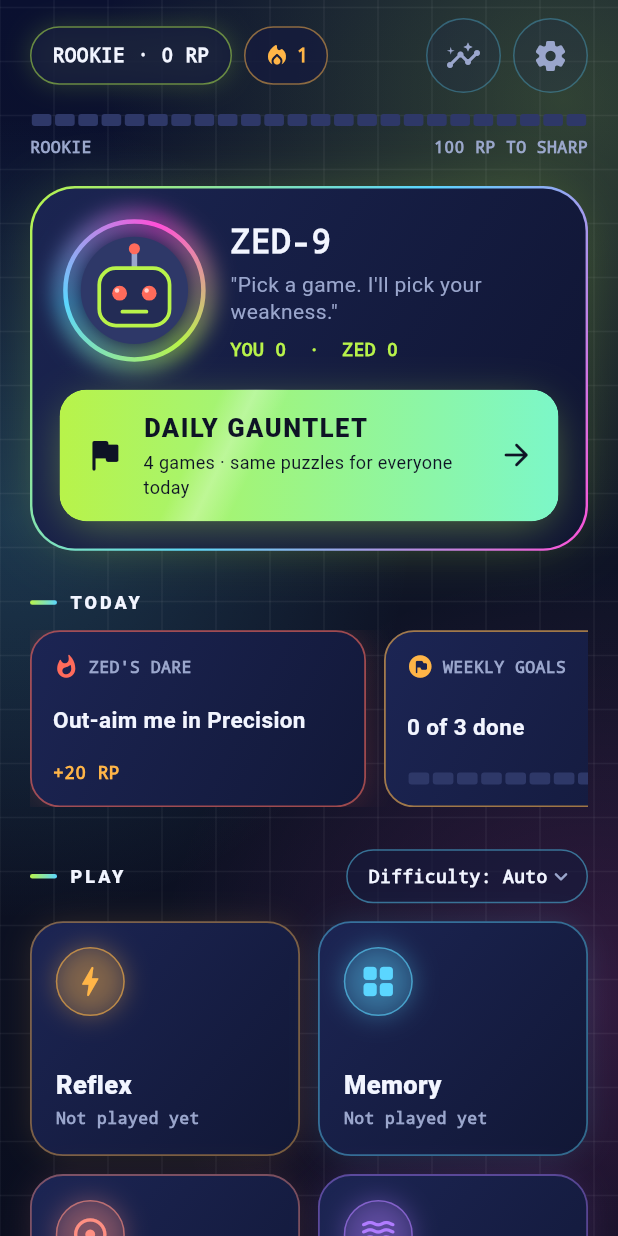
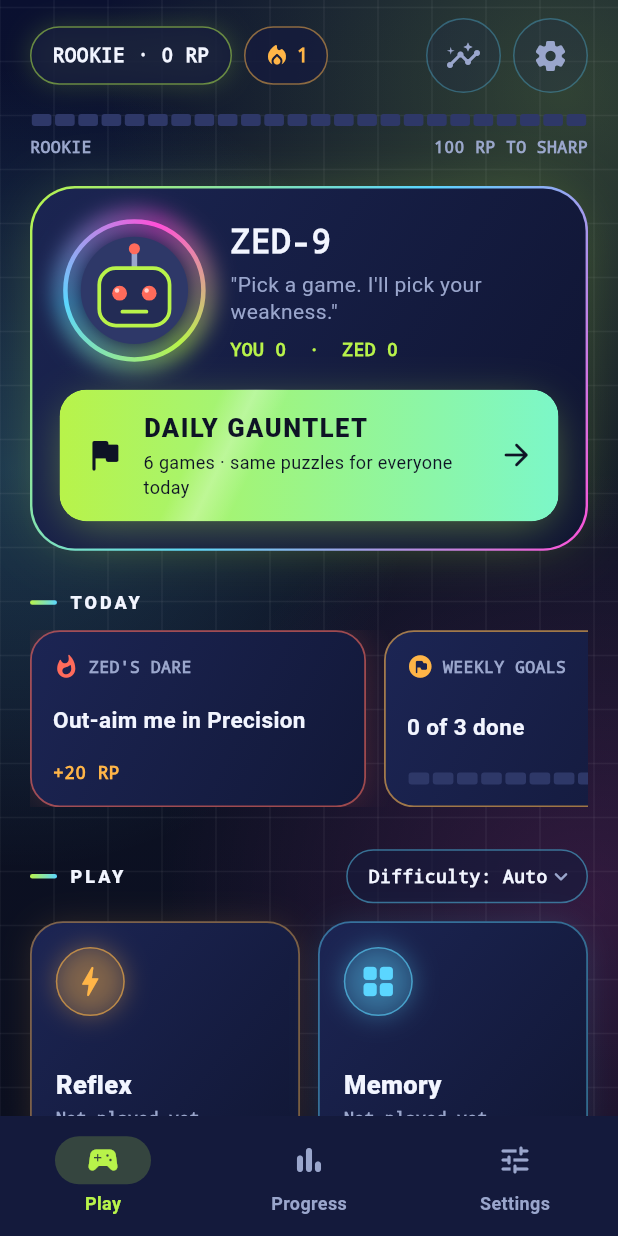
Before and after one commit to gauravkumarit8/beat_the_bot, a Flutter app: the screen it shows after launch, after a tap on "Skip", on a phone screen of 412 x 824 dp. Run offline on Flutter 3.47's test engine with Material 3 defaults, Android fonts, the phone set to English and light mode, and no system bars; our stand-ins replace flutter_local_notifications, google_mobile_ads, shared_preferences, timezone.

Commit message:
Gauntlet: add Math Rush and Color Clash (6 games); bottom navigation bar

```diff
--- a/lib/core/achievements.dart
+++ b/lib/core/achievements.dart
@@ -85,7 +85,7 @@ final List<Achievement> allAchievements = [
   Achievement(
     id: 'perfect',
     title: 'Clean sweep',
-    description: 'Beat Zed in all four Gauntlet games.',
+    description: 'Beat Zed in every Gauntlet game.',
     isMet: (r) => r.perfectGauntlets >= 1,
   ),
   Achievement(
--- a/lib/core/rank_service.dart
+++ b/lib/core/rank_service.dart
@@ -381,10 +381,10 @@ class RankService {
   static const int gauntletBonus = 20;
 
   Future<GauntletReward> onGauntletDone(
-      DateTime now, int wins, int score) async {
+      DateTime now, int wins, int score, {int games = 4}) async {
     final key = _key(now);
     await _saveGauntletScore(key, score);
-    if (wins >= 4) {
+    if (wins >= games) {
       await _prefs.setInt('perfectGauntlets', perfectGauntlets + 1);
     }
     final first = _prefs.getString('gauntletDay') != key;
--- a/lib/main.dart
+++ b/lib/main.dart
@@ -9,7 +9,7 @@ import 'core/rank_service.dart';
 import 'core/reminder_service.dart';
 import 'core/zed_skins.dart';
 import 'core/theme.dart';
-import 'screens/home_screen.dart';
+import 'screens/main_shell.dart';
 import 'screens/onboarding_screen.dart';
 
 Future<void> main() async {
@@ -44,7 +44,7 @@ class BeatTheBotApp extends StatelessWidget {
       debugShowCheckedModeBanner: false,
       theme: buildTheme(),
       home: rank.onboarded
-          ? HomeScreen(rank: rank, ads: ads, reminders: reminders)
+          ? MainShell(rank: rank, ads: ads, reminders: reminders)
           : OnboardingScreen(rank: rank, ads: ads, reminders: reminders),
     );
   }
--- a/lib/screens/home_screen.dart
+++ b/lib/screens/home_screen.dart
@@ -30,11 +30,22 @@ class HomeScreen extends StatefulWidget {
     required this.rank,
     this.ads,
     this.reminders,
+    this.onOpenProgress,
+    this.onOpenSettings,
+    this.refresh,
   });
 
   final RankService rank;
   final AdsService? ads;
   final ReminderService? reminders;
+
+  /// When Home sits inside the bottom-navigation shell, these switch tabs
+  /// instead of pushing a new screen.
+  final VoidCallback? onOpenProgress;
+  final VoidCallback? onOpenSettings;
+
+  /// The shell pings this when the Play tab is shown again.
+  final Listenable? refresh;
 
   @override
   State<HomeScreen> createState() => _HomeScreenState();
@@ -56,7 +67,12 @@ class _HomeScreenState extends State<HomeScreen>
     super.initState();
     WidgetsBinding.instance.addObserver(this);
     _lastRankIndex = widget.rank.rank.index;
+    widget.refresh?.addListener(_onRefresh);
     _onOpen();
+  }
+
+  void _onRefresh() {
+    if (mounted) setState(() {});
   }
 
   @override
@@ -73,6 +89,7 @@ class _HomeScreenState extends State<HomeScreen>
   @override
   void dispose() {
     WidgetsBinding.instance.removeObserver(this);
+    widget.refresh?.removeListener(_onRefresh);
     _fx.dispose();
     super.dispose();
   }
@@ -234,6 +251,11 @@ class _HomeScreenState extends State<HomeScreen>
   }
 
   Future<void> _openProgress() async {
+    final go = widget.onOpenProgress;
+    if (go != null) {
+      go();
+      return;
+    }
     await Navigator.of(context).push(
       MaterialPageRoute<void>(
           builder: (_) => ProgressScreen(rank: widget.rank, ads: widget.ads)),
@@ -242,6 +264,11 @@ class _HomeScreenState extends State<HomeScreen>
   }
 
   Future<void> _openSettings() async {
+    final go = widget.onOpenSettings;
+    if (go != null) {
+      go();
+      return;
+    }
     await Navigator.of(context).push(
       MaterialPageRoute<void>(
           builder: (_) => SettingsScreen(
@@ -750,7 +777,7 @@ class _HeroCard extends StatelessWidget {
   @override
   Widget build(BuildContext context) {
     final subtitle = gauntletScore == null
-        ? '4 games · same puzzles for everyone today'
+        ? '6 games · same puzzles for everyone today'
         : 'Today: $gauntletScore points · tap to play again';
     return Container(
       padding: const EdgeInsets.all(1.6),
--- /dev/null
+++ b/lib/screens/main_shell.dart
@@ -0,0 +1,125 @@
+import 'package:flutter/material.dart';
+
+import '../core/ads_service.dart';
+import '../core/rank_service.dart';
+import '../core/reminder_service.dart';
+import '../core/theme.dart';
+import 'home_screen.dart';
+import 'progress_screen.dart';
+import 'settings_screen.dart';
+
+/// The app's root: Play, Progress and Settings behind a bottom navigation bar.
+/// Games and the Gauntlet are still pushed on top, full screen.
+class MainShell extends StatefulWidget {
+  const MainShell({
+    super.key,
+    required this.rank,
+    this.ads,
+    this.reminders,
+  });
+
+  final RankService rank;
+  final AdsService? ads;
+  final ReminderService? reminders;
+
+  @override
+  State<MainShell> createState() => _MainShellState();
+}
+
+class _MainShellState extends State<MainShell> {
+  final ValueNotifier<int> _homeRefresh = ValueNotifier<int>(0);
+  int _index = 0;
+
+  @override
+  void dispose() {
+    _homeRefresh.dispose();
+    super.dispose();
+  }
+
+  void _select(int i) {
+    if (i == _index) return;
+    setState(() => _index = i);
+    // Coming back to Play: redraw it with anything changed elsewhere.
+    if (i == 0) _homeRefresh.value++;
+  }
+
+  @override
+  Widget build(BuildContext context) {
+    return PopScope(
+      // On Progress or Settings, Back returns to Play instead of leaving.
+      canPop: _index == 0,
+      onPopInvokedWithResult: (didPop, _) {
+        if (!didPop) _select(0);
+      },
+      child: Scaffold(
+        body: IndexedStack(
+          index: _index,
+          children: [
+            HomeScreen(
+              rank: widget.rank,
+              ads: widget.ads,
+              reminders: widget.reminders,
+              onOpenProgress: () => _select(1),
+              onOpenSettings: () => _select(2),
+              refresh: _homeRefresh,
+            ),
+            // Built only while visible, so they always show fresh numbers.
+            if (_index == 1)
+              ProgressScreen(rank: widget.rank, ads: widget.ads, embedded: true)
+            else
+              const SizedBox.shrink(),
+            if (_index == 2)
+              SettingsScreen(
+                rank: widget.rank,
+                ads: widget.ads,
+                reminders: widget.reminders,
+                embedded: true,
+              )
+            else
+              const SizedBox.shrink(),
+          ],
+        ),
+        bottomNavigationBar: NavigationBarTheme(
+          data: NavigationBarThemeData(
+            backgroundColor: const Color(0xFF141A3C),
+            indicatorColor: const Color(0x33B8F34A),
+            iconTheme: WidgetStateProperty.resolveWith<IconThemeData?>(
+              (states) => IconThemeData(
+                color: states.contains(WidgetState.selected)
+                    ? AppColors.lime
+                    : AppColors.muted,
+              ),
+            ),
+            labelTextStyle: WidgetStateProperty.resolveWith<TextStyle?>(
+              (states) => TextStyle(
+                fontSize: 12,
+                fontWeight: FontWeight.w700,
+                color: states.contains(WidgetState.selected)
+                    ? AppColors.lime
+                    : AppColors.muted,
+              ),
+            ),
+          ),
+          child: NavigationBar(
+            selectedIndex: _index,
+            onDestinationSelected: _select,
+            destinations: const [
+              NavigationDestination(
+                icon: Icon(Icons.sports_esports_rounded),
+                label: 'Play',
+              ),
+              NavigationDestination(
+                icon: Icon(Icons.bar_chart_rounded),
+                label: 'Progress',
+              ),
+              NavigationDestination(
+                icon: Icon(Icons.tune_rounded),
+                label: 'Settings',
+              ),
+            ],
+          ),
+        ),
+      ),
+    );
+  }
+}
--- a/lib/screens/onboarding_screen.dart
+++ b/lib/screens/onboarding_screen.dart
@@ -4,7 +4,7 @@ import '../core/ads_service.dart';
 import '../core/rank_service.dart';
 import '../core/reminder_service.dart';
 import '../core/theme.dart';
-import 'home_screen.dart';
+import 'main_shell.dart';
 import '../widgets/fx_widgets.dart';
 
 /// Three short pages shown the first time the app opens.
@@ -60,7 +60,7 @@ class _OnboardingScreenState extends State<OnboardingScreen> {
     if (!mounted) return;
     await Navigator.of(context).pushReplacement(
       MaterialPageRoute<void>(
-        builder: (_) => HomeScreen(
+        builder: (_) => MainShell(
           rank: widget.rank,
           ads: widget.ads,
           reminders: widget.reminders,
```
Also changed, not shown: lib/games/quiz/quiz_screen.dart (+45 -1 lines), lib/screens/gauntlet_screen.dart (+33 -11 lines), lib/screens/progress_screen.dart (+13 -6 lines), lib/screens/settings_screen.dart (+8 -1 lines), 3 other files.
